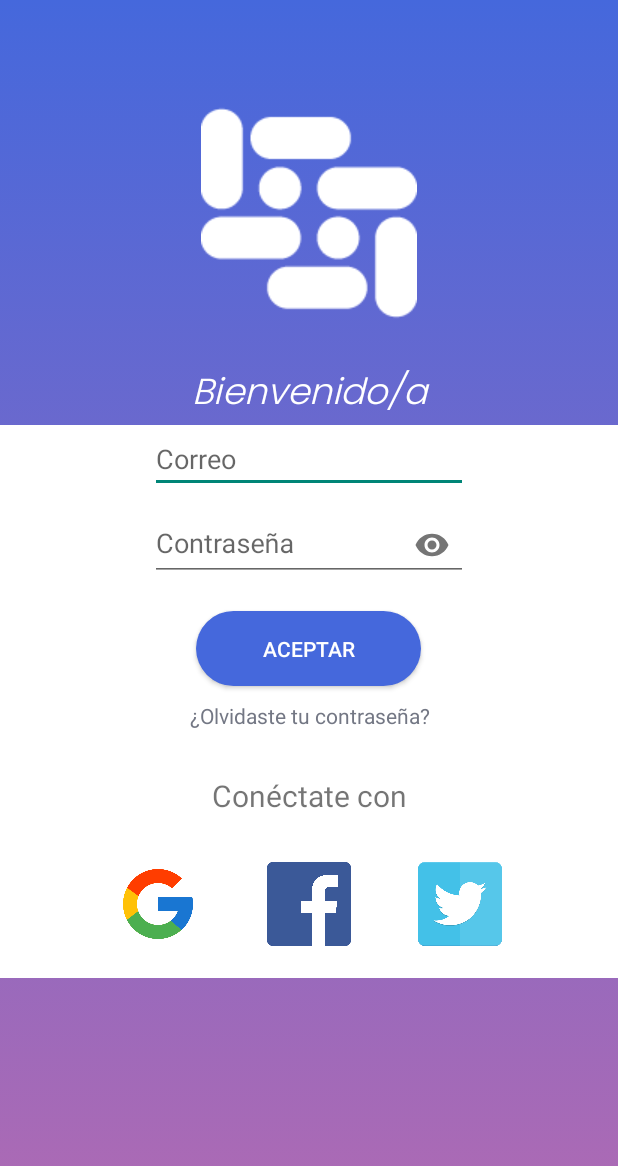
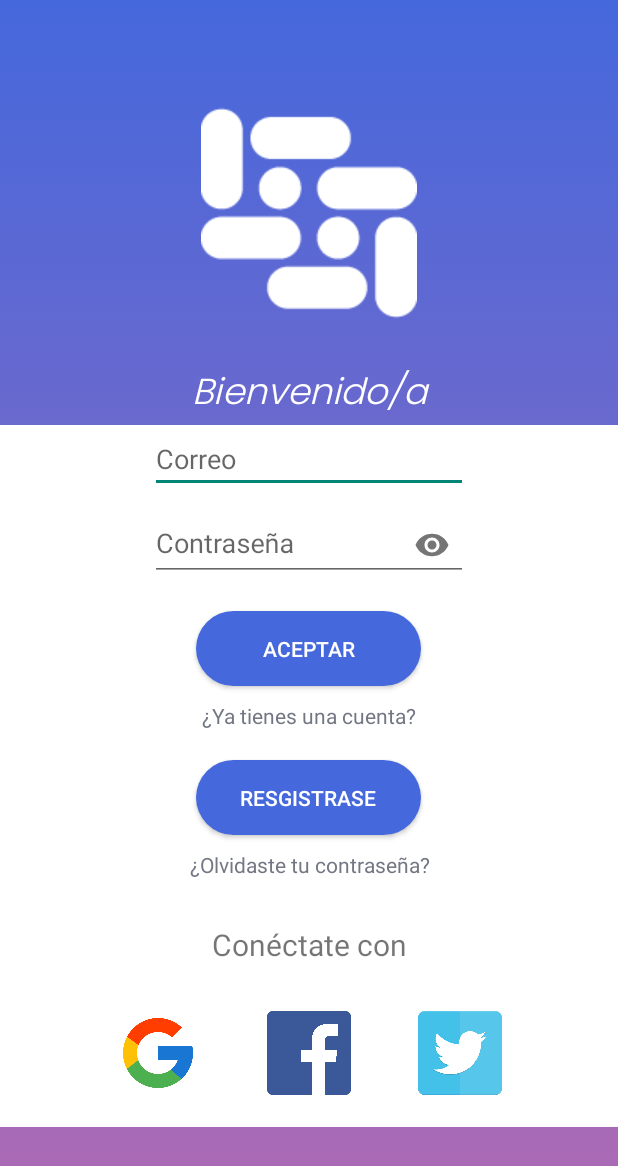
Before and after one commit to julionieblas/Muno, an Android app: the screen it shows after launch (IniciarSesionActivity before the commit, LoginActivity after it), after a tap on "¿Ya tienes una cuenta?", on a phone screen of 412 x 824 dp. Shown: the top 1166 px of the screen. Run offline under Robolectric (Android 15) with nearby library versions, the phone set to English and light mode, and no system bars; our stand-ins replace Firebase (no records; nobody signed in at launch, a user with empty details on screens opened directly).

Commit message:
login,registrar, y contraseña

```diff
--- a/app/build.gradle
+++ b/app/build.gradle
@@ -40,6 +40,10 @@ dependencies {
     implementation 'com.google.android.material:material:1.3.0'
     implementation 'androidx.constraintlayout:constraintlayout:2.0.4'
     testImplementation 'junit:junit:4.+'
+    implementation platform('com.google.firebase:firebase-bom:26.8.0')
+    implementation 'com.google.firebase:firebase-auth-ktx'
+    implementation 'androidx.navigation:navigation-ui-ktx:2.0.0'
+    implementation 'com.google.firebase:firebase-auth:19.2.0'
     androidTestImplementation 'androidx.test.ext:junit:1.1.2'
     androidTestImplementation 'androidx.test.espresso:espresso-core:3.3.0'
 }
--- a/app/src/main/java/nieblas_masson/julio_jorge/muno/IniciarSesionActivity.kt
+++ /dev/null
@@ -1,21 +0,0 @@
-package nieblas_masson.julio_jorge.muno
-
-import android.content.Intent
-import androidx.appcompat.app.AppCompatActivity
-import android.os.Bundle
-import android.widget.TextView
-
-class IniciarSesionActivity : AppCompatActivity() {
-    override fun onCreate(savedInstanceState: Bundle?) {
-        super.onCreate(savedInstanceState)
-        setContentView(R.layout.activity_iniciar_sesion)
-
-        val textView: TextView = findViewById(R.id.tv_iniSesion_olvidarContra) as TextView
-
-        textView.setOnClickListener {
-            var i = Intent(this, MainActivity::class.java)
-            startActivity(i)
-        }
-
-    }
-}
--- /dev/null
+++ b/app/src/main/java/nieblas_masson/julio_jorge/muno/LoginActivity.kt
@@ -0,0 +1,76 @@
+package nieblas_masson.julio_jorge.muno
+
+import android.content.Intent
+import androidx.appcompat.app.AppCompatActivity
+import android.os.Bundle
+import android.widget.Button
+import android.widget.EditText
+import android.widget.TextView
+import android.widget.Toast
+import nieblas_masson.julio_jorge.muno.R
+import com.google.firebase.auth.FirebaseAuth
+import com.google.firebase.auth.ktx.auth
+import com.google.firebase.ktx.Firebase
+
+class LoginActivity : AppCompatActivity() {
+    private lateinit var auth: FirebaseAuth
+    override fun onCreate(savedInstanceState: Bundle?) {
+        super.onCreate(savedInstanceState)
+        setContentView(R.layout.activity_login)
+
+        auth = Firebase.auth
+        val btn_registrarse: Button = findViewById(R.id.btn_registrarse)
+        val btn_contra: TextView = findViewById(R.id.tv_olvidasteContra)
+        val btn_ingresar: Button = findViewById(R.id.btn_ingresar)
+
+        btn_registrarse.setOnClickListener{
+            val intent: Intent = Intent(this, RegistroActivity::class.java)
+            startActivity(intent)
+
+        }
+
+        btn_contra.setOnClickListener{
+            val intent: Intent = Intent(this, ContrasenaActivity::class.java)
+            startActivity(intent)
+        }
+
+        btn_ingresar.setOnClickListener{
+            valida_ingreso()
+        }
+    }
+
+    private fun valida_ingreso(){
+        val et_correo: EditText = findViewById(R.id.et_correo)
+        val et_contra: EditText = findViewById(R.id.et_contra)
+
+        var correo: String = et_correo.text.toString()
+        var contra: String = et_contra.text.toString()
+
+        if(!correo.isNullOrBlank() && !contra.isNullOrBlank()){
+            ingresaFirebase(correo,contra)
+        }else{
+            Toast.makeText(this, "Ingresar datos",
+                Toast.LENGTH_SHORT).show()
+        }
+
+    }
+    private fun ingresaFirebase(email:String, password: String){
+        auth.signInWithEmailAndPassword(email, password)
+            .addOnCompleteListener(this) { task ->
+                if (task.isSuccessful) {
+
+                    val user = auth.currentUser
+                    val intent: Intent = Intent(this,  MainActivity::class.java)
+                    startActivity(intent)
+
+                } else {
+
+                    Toast.makeText(baseContext, "Authentication failed.",
+                        Toast.LENGTH_SHORT).show()
+
+                }
+            }
+
+
+    }
+}
--- a/app/src/main/java/nieblas_masson/julio_jorge/muno/MainActivity.kt
+++ b/app/src/main/java/nieblas_masson/julio_jorge/muno/MainActivity.kt
@@ -8,12 +8,12 @@ import android.widget.TextView
 class MainActivity : AppCompatActivity() {
     override fun onCreate(savedInstanceState: Bundle?) {
         super.onCreate(savedInstanceState)
-        setContentView(R.layout.activity_main)
+        setContentView(R.layout.activity_registro)
 
         val textView : TextView = findViewById(R.id.et_registro_cuentaExistente) as TextView
 
         textView.setOnClickListener {
-            var i = Intent(this, IniciarSesionActivity::class.java)
+            var i = Intent(this, LoginActivity::class.java)
             startActivity(i)
         }
 
--- a/app/src/main/res/layout/activity_iniciar_sesion.xml
+++ b/app/src/main/res/layout/activity_login.xml
@@ -6,7 +6,7 @@
     android:background="@drawable/degradado_azul_lila"
     android:layout_width="match_parent"
     android:layout_height="match_parent"
-    tools:context=".IniciarSesionActivity">
+    tools:context=".LoginActivity">
 
     <ImageView
         android:layout_width="match_parent"
@@ -32,7 +32,7 @@
         android:orientation="vertical">
 
         <EditText
-            android:id="@+id/et_iniSesion_correo"
+            android:id="@+id/et_correo"
             android:layout_width="match_parent"
             android:layout_height="wrap_content"
             android:layout_marginLeft="100dp"
@@ -46,7 +46,7 @@
             app:passwordToggleEnabled="true">
 
             <com.google.android.material.textfield.TextInputEditText
-                android:id="@+id/et_iniSesion_contraseña"
+                android:id="@+id/et_contra"
                 android:layout_width="match_parent"
                 android:layout_height="wrap_content"
                 android:layout_marginLeft="100dp"
@@ -58,7 +58,7 @@
         </com.google.android.material.textfield.TextInputLayout>
 
         <Button
-            android:id="@+id/btn_iniSesion_aceptar"
+            android:id="@+id/btn_ingresar"
             android:layout_width="150dp"
             android:layout_height="50dp"
             android:layout_marginTop="20dp"
@@ -68,7 +68,26 @@
             android:text="Aceptar" />
 
         <TextView
-            android:id="@+id/tv_iniSesion_olvidarContra"
+            android:id="@+id/tv_iniSesion_yaienescuenta"
+            android:layout_width="match_parent"
+            android:layout_height="wrap_content"
+            android:layout_marginTop="10dp"
+            android:textColor="#737784"
+            android:gravity="center"
+            android:text="¿Ya tienes una cuenta?"/>
+
+        <Button
+            android:id="@+id/btn_registrarse"
+            android:layout_width="150dp"
+            android:layout_height="50dp"
+            android:layout_gravity="center"
+            android:layout_marginTop="20dp"
+            android:background="@drawable/btn_redondo_azul"
+            android:text="Resgistrase"
+            android:textColor="@color/white" />
+
+        <TextView
+            android:id="@+id/tv_olvidasteContra"
             android:layout_width="match_parent"
             android:layout_height="wrap_content"
             android:layout_marginTop="10dp"
```
Also changed, not shown: app/src/main/AndroidManifest.xml (+9 -1 lines), app/src/main/java/nieblas_masson/julio_jorge/muno/ContrasenaActivity.kt (added, +45 -0 lines), app/src/main/java/nieblas_masson/julio_jorge/muno/RegistroActivity.kt (added, +85 -0 lines), app/src/main/res/layout/activity_contrasena.xml (added, +67 -0 lines), app/src/main/res/layout/activity_registro.xml (renamed from app/src/main/res/layout/activity_main.xml, +13 -18 lines), 2 other files.
